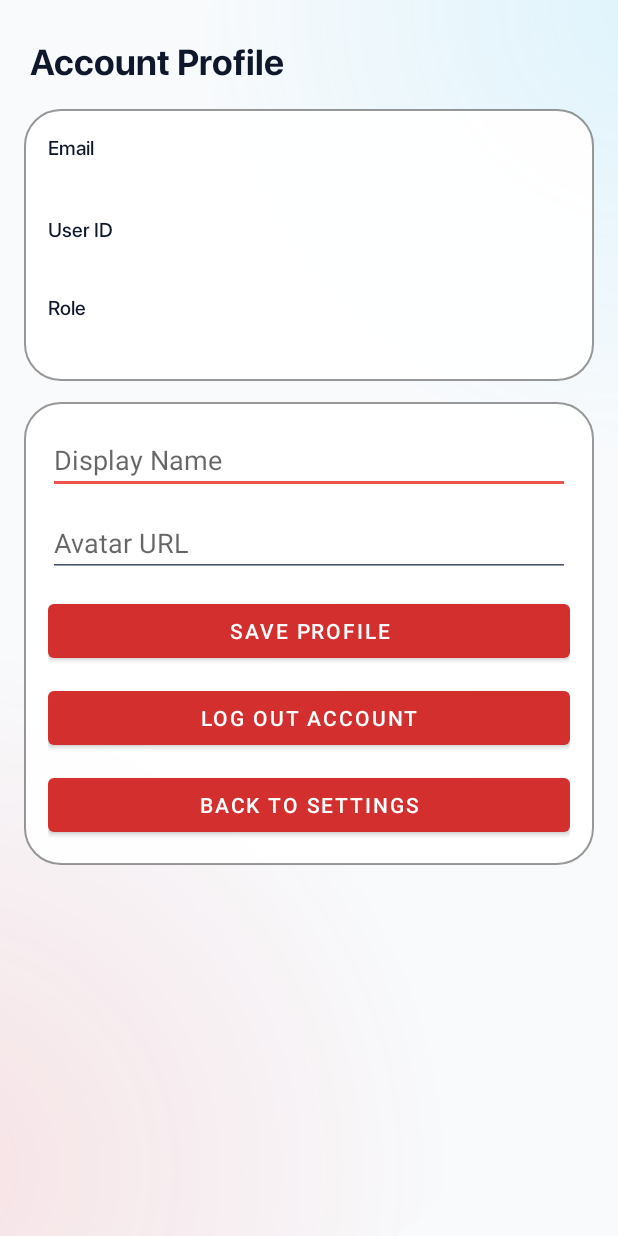
After one commit to Jorejj/MediaVault, an Android app: the CloudProfileActivity screen opened directly, with no data from a screen before it, on a phone screen of 412 x 824 dp. The commit adds this screen. Run offline under Robolectric (Android 15) with nearby library versions, the light colour scheme and no system bars; libraries missing offline, so code that uses them is left out: eightbitlab.com.blurview; 3 statements that could not run were skipped.

Commit message:
feat(account): add styled cloud login and profile management in settings

```diff
--- a/app/src/main/AndroidManifest.xml
+++ b/app/src/main/AndroidManifest.xml
@@ -205,6 +205,11 @@
             android:exported="false"
             android:theme="@style/Theme.MediaVault" />
 
+        <activity
+            android:name=".cloud.auth.CloudProfileActivity"
+            android:exported="false"
+            android:theme="@style/Theme.MediaVault" />
+
         <service
             android:name=".service.MediaMonitorService"
             android:permission="android.permission.BIND_ACCESSIBILITY_SERVICE"
--- /dev/null
+++ b/app/src/main/java/com/example/mediavault/cloud/auth/CloudProfileActivity.java
@@ -0,0 +1,111 @@
+package com.example.mediavault.cloud.auth;
+
+import android.os.Bundle;
+import android.widget.Button;
+import android.widget.EditText;
+import android.widget.TextView;
+
+import androidx.appcompat.app.AppCompatActivity;
+
+import com.example.mediavault.R;
+import com.example.mediavault.utils.ThemeUtils;
+import com.example.mediavault.widget.ToastUtils;
+import com.google.gson.JsonObject;
+
+public class CloudProfileActivity extends AppCompatActivity {
+    private SupabaseAuthRepository authRepository;
+    private TextView textEmail;
+    private TextView textUserId;
+    private TextView textRole;
+    private EditText editDisplayName;
+    private EditText editAvatarUrl;
+
+    @Override
+    protected void onCreate(Bundle savedInstanceState) {
+        ThemeUtils.applySavedTheme(this);
+        super.onCreate(savedInstanceState);
+        setContentView(R.layout.activity_cloud_profile);
+
+        authRepository = new SupabaseAuthRepository(this);
+
+        textEmail = findViewById(R.id.text_profile_email);
+        textUserId = findViewById(R.id.text_profile_user_id);
+        textRole = findViewById(R.id.text_profile_role);
+        editDisplayName = findViewById(R.id.edit_profile_display_name);
+        editAvatarUrl = findViewById(R.id.edit_profile_avatar_url);
+
+        Button btnSave = findViewById(R.id.btn_profile_save);
+        Button btnLogout = findViewById(R.id.btn_profile_logout);
+        Button btnBack = findViewById(R.id.btn_profile_back);
+
+        btnBack.setOnClickListener(v -> finish());
+        btnSave.setOnClickListener(v -> saveProfile());
+        btnLogout.setOnClickListener(v -> authRepository.signOut(new SupabaseAuthRepository.AuthCallback() {
+            @Override
+            public void onSuccess(String message) {
+                ToastUtils.showCustomToast(CloudProfileActivity.this, message);
+                finish();
+            }
+
+            @Override
+            public void onError(String message) {
+                ToastUtils.showCustomToast(CloudProfileActivity.this, message);
+            }
+        }));
+
+        loadProfile();
+    }
+
+    private void loadProfile() {
+        SupabaseSessionManager session = authRepository.getSessionManager();
+        if (!session.isLoggedIn()) {
+            ToastUtils.showCustomToast(this, "Please login first.");
+            finish();
+            return;
+        }
+        textEmail.setText(session.getEmail());
+        textUserId.setText(session.getUserId());
+
+        authRepository.fetchProfile(new SupabaseAuthRepository.ProfileCallback() {
+            @Override
+            public void onSuccess(JsonObject profile) {
+                String role = profile.has("role") && !profile.get("role").isJsonNull() ? profile.get("role").getAsString() : "user";
+                textRole.setText(role);
+                if (profile.has("display_name") && !profile.get("display_name").isJsonNull()) {
+                    editDisplayName.setText(profile.get("display_name").getAsString());
+                }
+                if (profile.has("avatar_url") && !profile.get("avatar_url").isJsonNull()) {
+                    editAvatarUrl.setText(profile.get("avatar_url").getAsString());
+                }
+            }
+
+            @Override
+            public void onError(String message) {
+                textRole.setText("user");
+                ToastUtils.showCustomToast(CloudProfileActivity.this, message);
+            }
+        });
+    }
+
+    private void saveProfile() {
+        String displayName = text(editDisplayName);
+        String avatarUrl = text(editAvatarUrl);
+        authRepository.upsertProfile(displayName, avatarUrl, new SupabaseAuthRepository.AuthCallback() {
+            @Override
+            public void onSuccess(String message) {
+                ToastUtils.showCustomToast(CloudProfileActivity.this, message);
+                loadProfile();
+            }
+
+            @Override
+            public void onError(String message) {
+                ToastUtils.showCustomToast(CloudProfileActivity.this, message);
+            }
+        });
+    }
+
+    private static String text(EditText editText) {
+        CharSequence value = editText.getText();
+        return value == null ? "" : value.toString().trim();
+    }
+}
--- a/app/src/main/java/com/example/mediavault/cloud/auth/SupabaseAuthActivity.java
+++ b/app/src/main/java/com/example/mediavault/cloud/auth/SupabaseAuthActivity.java
@@ -56,11 +56,7 @@ public class SupabaseAuthActivity extends AppCompatActivity {
         buttonLogin.setOnClickListener(v -> attemptLogin());
         buttonSignup.setOnClickListener(v -> attemptSignup());
         buttonForgot.setOnClickListener(v -> attemptForgotPassword());
-        buttonLogout.setOnClickListener(v -> {
-            authRepository.signOutLocal();
-            refreshSessionStatus();
-            ToastUtils.showCustomToast(this, "Logged out locally.");
-        });
+        buttonLogout.setOnClickListener(v -> authRepository.signOut(new UiAuthCallback()));
 
         applySupabaseAvailabilityState();
         refreshSessionStatus();
--- a/app/src/main/java/com/example/mediavault/cloud/auth/SupabaseAuthApi.java
+++ b/app/src/main/java/com/example/mediavault/cloud/auth/SupabaseAuthApi.java
@@ -32,4 +32,11 @@ public interface SupabaseAuthApi {
             @Header("Authorization") String authorization,
             @Body JsonObject body
     );
+
+    @Headers("Content-Type: application/json")
+    @POST("auth/v1/logout")
+    Call<Void> signOut(
+            @Header("apikey") String apikey,
+            @Header("Authorization") String authorization
+    );
 }
--- /dev/null
+++ b/app/src/main/java/com/example/mediavault/cloud/auth/SupabaseProfileApi.java
@@ -0,0 +1,31 @@
+package com.example.mediavault.cloud.auth;
+
+import com.google.gson.JsonArray;
+
+import retrofit2.Call;
+import retrofit2.http.Body;
+import retrofit2.http.GET;
+import retrofit2.http.Header;
+import retrofit2.http.Headers;
+import retrofit2.http.POST;
+import retrofit2.http.Query;
+
+public interface SupabaseProfileApi {
+    @GET("rest/v1/profiles")
+    Call<JsonArray> getProfileById(
+            @Header("apikey") String apikey,
+            @Header("Authorization") String authorization,
+            @Query("select") String select,
+            @Query("id") String idEq,
+            @Query("limit") int limit
+    );
+
+    @Headers("Content-Type: application/json")
+    @POST("rest/v1/profiles?on_conflict=id")
+    Call<JsonArray> upsertProfile(
+            @Header("apikey") String apikey,
+            @Header("Authorization") String authorization,
+            @Header("Prefer") String prefer,
+            @Body JsonArray payload
+    );
+}
--- /dev/null
+++ b/app/src/main/res/layout/activity_cloud_profile.xml
@@ -0,0 +1,179 @@
+<?xml version="1.0" encoding="utf-8"?>
+<androidx.constraintlayout.widget.ConstraintLayout xmlns:android="http://schemas.android.com/apk/res/android"
+    xmlns:app="http://schemas.android.com/apk/res-auto"
+    android:layout_width="match_parent"
+    android:layout_height="match_parent"
+    android:background="@drawable/ambient_mesh_bg">
+
+    <TextView
+        android:id="@+id/text_profile_title"
+        android:layout_width="0dp"
+        android:layout_height="wrap_content"
+        android:layout_marginStart="20dp"
+        android:layout_marginTop="24dp"
+        android:layout_marginEnd="20dp"
+        android:fontFamily="@font/sf_pro_bold"
+        android:text="@string/auto_account_profile"
+        android:textColor="?attr/colorOnSurface"
+        android:textSize="24sp"
+        app:layout_constraintEnd_toEndOf="parent"
+        app:layout_constraintStart_toStartOf="parent"
+        app:layout_constraintTop_toTopOf="parent" />
+
+    <androidx.core.widget.NestedScrollView
+        android:layout_width="0dp"
+        android:layout_height="0dp"
+        android:layout_marginStart="16dp"
+        android:layout_marginTop="16dp"
+        android:layout_marginEnd="16dp"
+        android:layout_marginBottom="16dp"
+        app:layout_constraintBottom_toBottomOf="parent"
+        app:layout_constraintEnd_toEndOf="parent"
+        app:layout_constraintStart_toStartOf="parent"
+        app:layout_constraintTop_toBottomOf="@id/text_profile_title">
+
+        <LinearLayout
+            android:layout_width="match_parent"
+            android:layout_height="wrap_content"
+            android:orientation="vertical">
+
+            <androidx.constraintlayout.widget.ConstraintLayout
+                android:layout_width="match_parent"
+                android:layout_height="wrap_content"
+                android:layout_marginBottom="14dp"
+                android:background="@drawable/glass_card_bg"
+                android:padding="16dp">
+
+                <TextView
+                    android:id="@+id/label_profile_email"
+                    android:layout_width="wrap_content"
+                    android:layout_height="wrap_content"
+                    android:fontFamily="@font/sf_pro_medium"
+                    android:text="@string/auto_email"
+                    android:textColor="?attr/colorOnSurface"
+                    android:textSize="13sp"
+                    app:layout_constraintStart_toStartOf="parent"
+                    app:layout_constraintTop_toTopOf="parent" />
+
+                <TextView
+                    android:id="@+id/text_profile_email"
+                    android:layout_width="0dp"
+                    android:layout_height="wrap_content"
+                    android:layout_marginTop="4dp"
+                    android:fontFamily="@font/sf_pro_regular"
+                    android:textColor="?attr/colorOnSurface"
+                    android:textSize="15sp"
+                    app:layout_constraintEnd_toEndOf="parent"
+                    app:layout_constraintStart_toStartOf="parent"
+                    app:layout_constraintTop_toBottomOf="@id/label_profile_email" />
+
+                <TextView
+                    android:id="@+id/label_profile_user_id"
+                    android:layout_width="wrap_content"
+                    android:layout_height="wrap_content"
+                    android:layout_marginTop="12dp"
+                    android:fontFamily="@font/sf_pro_medium"
+                    android:text="@string/auto_user_id"
+                    android:textColor="?attr/colorOnSurface"
+                    android:textSize="13sp"
+                    app:layout_constraintStart_toStartOf="parent"
+                    app:layout_constraintTop_toBottomOf="@id/text_profile_email" />
+
+                <TextView
+                    android:id="@+id/text_profile_user_id"
+                    android:layout_width="0dp"
+                    android:layout_height="wrap_content"
+                    android:layout_marginTop="4dp"
+                    android:fontFamily="@font/sf_pro_regular"
+                    android:textColor="?attr/colorOnSurface"
+                    android:textSize="13sp"
+                    app:layout_constraintEnd_toEndOf="parent"
+                    app:layout_constraintStart_toStartOf="parent"
+                    app:layout_constraintTop_toBottomOf="@id/label_profile_user_id" />
+
+                <TextView
+                    android:id="@+id/label_profile_role"
+                    android:layout_width="wrap_content"
+                    android:layout_height="wrap_content"
+                    android:layout_marginTop="12dp"
+                    android:fontFamily="@font/sf_pro_medium"
+                    android:text="@string/auto_role"
+                    android:textColor="?attr/colorOnSurface"
+                    android:textSize="13sp"
+                    app:layout_constraintStart_toStartOf="parent"
+                    app:layout_constraintTop_toBottomOf="@id/text_profile_user_id" />
+
+                <TextView
+                    android:id="@+id/text_profile_role"
+                    android:layout_width="0dp"
+                    android:layout_height="wrap_content"
+                    android:layout_marginTop="4dp"
+                    android:fontFamily="@font/sf_pro_regular"
+                    android:textColor="?attr/colorOnSurface"
+                    android:textSize="15sp"
+                    app:layout_constraintEnd_toEndOf="parent"
+                    app:layout_constraintStart_toStartOf="parent"
+                    app:layout_constraintTop_toBottomOf="@id/label_profile_role" />
+            </androidx.constraintlayout.widget.ConstraintLayout>
+
+            <androidx.constraintlayout.widget.ConstraintLayout
+                android:layout_width="match_parent"
+                android:layout_height="wrap_content"
+                android:background="@drawable/glass_card_bg"
+                android:padding="16dp">
+
+                <EditText
+                    android:id="@+id/edit_profile_display_name"
+                    android:layout_width="0dp"
+                    android:layout_height="wrap_content"
+                    android:hint="@string/auto_display_name"
+                    android:inputType="textPersonName"
+                    app:layout_constraintEnd_toEndOf="parent"
+                    app:layout_constraintStart_toStartOf="parent"
+                    app:layout_constraintTop_toTopOf="parent" />
+
+                <EditText
+                    android:id="@+id/edit_profile_avatar_url"
+                    android:layout_width="0dp"
+                    android:layout_height="wrap_content"
+                    android:layout_marginTop="10dp"
+                    android:hint="@string/auto_avatar_url"
+                    android:inputType="textUri"
+                    app:layout_constraintEnd_toEndOf="parent"
+                    app:layout_constraintStart_toStartOf="parent"
+                    app:layout_constraintTop_toBottomOf="@id/edit_profile_display_name" />
+
+                <Button
+                    android:id="@+id/btn_profile_save"
+                    android:layout_width="0dp"
+                    android:layout_height="wrap_content"
+                    android:layout_marginTop="12dp"
+                    android:text="@string/auto_save_profile"
+                    app:layout_constraintEnd_toEndOf="parent"
+                    app:layout_constraintStart_toStartOf="parent"
+                    app:layout_constraintTop_toBottomOf="@id/edit_profile_avatar_url" />
+
+                <Button
+                    android:id="@+id/btn_profile_logout"
+                    android:layout_width="0dp"
+                    android:layout_height="wrap_content"
+                    android:layout_marginTop="10dp"
+                    android:text="@string/auto_log_out_account"
+                    app:layout_constraintEnd_toEndOf="parent"
+                    app:layout_constraintStart_toStartOf="parent"
+                    app:layout_constraintTop_toBottomOf="@id/btn_profile_save" />
+
+                <Button
+                    android:id="@+id/btn_profile_back"
+                    android:layout_width="0dp"
+                    android:layout_height="wrap_content"
+                    android:layout_marginTop="10dp"
+                    android:text="@string/auto_back_to_settings"
+                    app:layout_constraintEnd_toEndOf="parent"
+                    app:layout_constraintStart_toStartOf="parent"
+                    app:layout_constraintTop_toBottomOf="@id/btn_profile_logout" />
+            </androidx.constraintlayout.widget.ConstraintLayout>
+        </LinearLayout>
+    </androidx.core.widget.NestedScrollView>
+
+</androidx.constraintlayout.widget.ConstraintLayout>
--- a/app/src/main/res/values/strings.xml
+++ b/app/src/main/res/values/strings.xml
@@ -380,5 +380,12 @@
     <string name="auto_sign_up">Sign Up</string>
     <string name="auto_forgot_password">Forgot Password</string>
     <string name="auto_log_out_local">Log Out (Local Session)</string>
+    <string name="auto_log_out_account">Log Out Account</string>
+    <string name="auto_account_profile">Account Profile</string>
+    <string name="auto_user_id">User ID</string>
+    <string name="auto_role">Role</string>
+    <string name="auto_display_name">Display Name</string>
+    <string name="auto_avatar_url">Avatar URL</string>
+    <string name="auto_save_profile">Save Profile</string>
     <string name="auto_exit">Exit</string>
 </resources>
```
Also changed, not shown: app/src/main/java/com/example/mediavault/cloud/auth/SupabaseAuthRepository.java (+121 -0 lines), app/src/main/java/com/example/mediavault/ui/settings/SettingsFragment.java (+20 -0 lines), app/src/main/res/layout/activity_supabase_auth.xml (+28 -13 lines), app/src/main/res/layout/fragment_settings.xml (+40 -1 lines), 4 other files.
